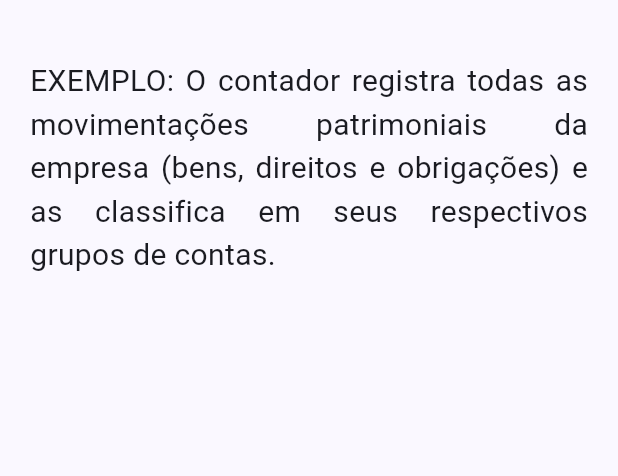
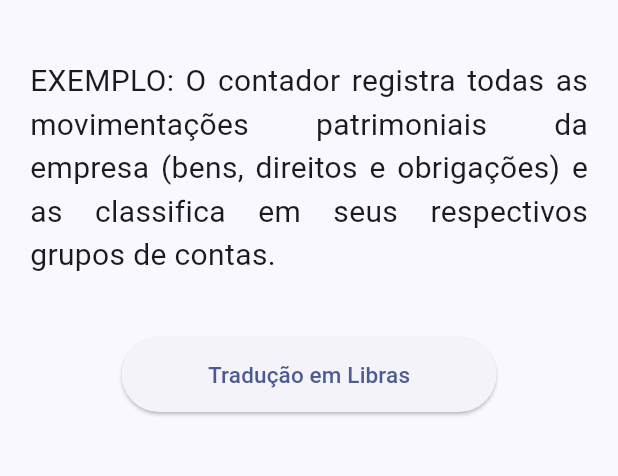
Before and after one commit to gabRochaOliv/conta-libras, a Flutter app: the BalancoContabilPage screen opened directly, tab 2 chosen, on a phone screen of 412 x 824 dp, the part 503-979 px from its top. Run offline on Flutter 3.47's test engine with Material 3 defaults, Android fonts, the phone set to English and light mode, and no system bars; our stand-ins replace video_player.

Commit message:
implmentando botão na aba de lingua portuguesa para traduzir o texto em libras

```diff
--- a/lib/BalancoContabilPage.dart
+++ b/lib/BalancoContabilPage.dart
@@ -45,7 +45,7 @@ class _BalancoContabilPageState extends State<BalancoContabilPage>
         ),
       );
     } else {
-      return const Center(child: CircularProgressIndicator());
+      return const CircularProgressIndicator();
     }
   }
 
@@ -66,7 +66,7 @@ class _BalancoContabilPageState extends State<BalancoContabilPage>
   Widget build(BuildContext context) {
     _tabContents = [
       _buildVideoPlayerTab(),
-      const Column(
+      Column(
         crossAxisAlignment: CrossAxisAlignment.start,
         children: [
           Padding(
@@ -90,6 +90,40 @@ class _BalancoContabilPageState extends State<BalancoContabilPage>
               'respectivos grupos de contas.',
               textAlign: TextAlign.justify,
               style: TextStyle(fontSize: 20.0),
+            ),
+          ),
+          SizedBox(height: 20), // Espaçamento entre o texto e o botão
+          Center(
+            child: SizedBox(
+              width: 250, // Largura desejada para o botão
+              height: 50, // Altura desejada para o botão
+              child: ElevatedButton(
+                onPressed: () {
+                  // Abre o diálogo com o vídeo de Libras
+                  showDialog(
+                    context: context,
+                    builder: (BuildContext context) {
+                      return AlertDialog(
+                        contentPadding: EdgeInsets.zero,
+                        content: SizedBox.fromSize(
+                          child: FittedBox(
+                            fit: BoxFit.cover,
+                            child: SizedBox(
+                              width: _videoController.value.size.width,
+                              height: _videoController.value.size.height,
+                              child: VideoPlayer(_videoController),
+                            ),
+                          ),
+                        ),
+                      );
+                    },
+                  );
+                },
+                child: Text(
+                  'Tradução em Libras',
+                  style: TextStyle(fontSize: 15), // Tamanho do texto
+                ),
+              ),
             ),
           ),
         ],
@@ -126,6 +160,7 @@ class _BalancoContabilPageState extends State<BalancoContabilPage>
         ],
       ),
     ];
+
     return Scaffold(
       appBar: AppBar(
         title: const Text('Balanço Contábil'),
@@ -139,7 +174,7 @@ class _BalancoContabilPageState extends State<BalancoContabilPage>
               child: TabBar(
                 controller: _tabController,
                 isScrollable: false,
-                tabs: const [
+                tabs: [
                   Tab(
                     child: Text(
                       'Sinal',
```
